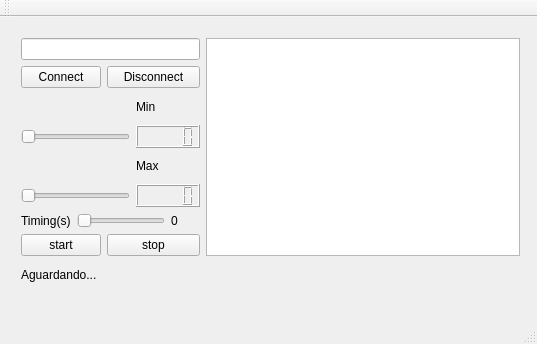
First picture: the form in QtTcpClientProducer/mainwindow.ui, repository julianessantos/QtSupervisory, before the edit.
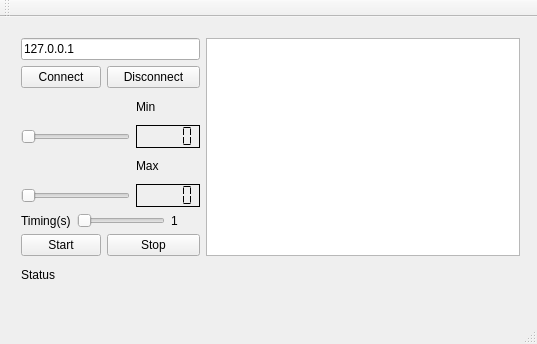
Second picture: the form after the edit.

The edit to the form file:
```diff
--- a/QtTcpClientProducer/mainwindow.ui
+++ b/QtTcpClientProducer/mainwindow.ui
@@ -14,7 +14,7 @@
    <string>MainWindow</string>
   </property>
   <widget class="QWidget" name="centralWidget">
-   <widget class="QWidget" name="">
+   <widget class="QWidget" name="layoutWidget">
     <property name="geometry">
      <rect>
       <x>10</x>
@@ -25,7 +25,11 @@
     </property>
     <layout class="QGridLayout" name="gridLayout">
      <item row="0" column="0" colspan="5">
-      <widget class="QLineEdit" name="endIp"/>
+      <widget class="QLineEdit" name="endIp">
+       <property name="text">
+        <string>127.0.0.1</string>
+       </property>
+      </widget>
      </item>
      <item row="0" column="5" rowspan="8">
       <widget class="QTextBrowser" name="tabela"/>
@@ -59,7 +63,17 @@
       </widget>
      </item>
      <item row="3" column="3" colspan="2">
-      <widget class="QLCDNumber" name="min"/>
+      <widget class="QLCDNumber" name="min">
+       <property name="frameShape">
+        <enum>QFrame::Box</enum>
+       </property>
+       <property name="frameShadow">
+        <enum>QFrame::Plain</enum>
+       </property>
+       <property name="segmentStyle">
+        <enum>QLCDNumber::Flat</enum>
+       </property>
+      </widget>
      </item>
      <item row="4" column="3">
       <widget class="QLabel" name="label_2">
@@ -76,7 +90,14 @@
       </widget>
      </item>
      <item row="5" column="3" colspan="2">
-      <widget class="QLCDNumber" name="max"/>
+      <widget class="QLCDNumber" name="max">
+       <property name="frameShadow">
+        <enum>QFrame::Plain</enum>
+       </property>
+       <property name="segmentStyle">
+        <enum>QLCDNumber::Flat</enum>
+       </property>
+      </widget>
      </item>
      <item row="6" column="0">
       <widget class="QLabel" name="label_3">
@@ -95,28 +116,35 @@
      <item row="6" column="4">
       <widget class="QLabel" name="contTimer">
        <property name="text">
-        <string>0</string>
+        <string>1</string>
        </property>
       </widget>
      </item>
      <item row="7" column="0" colspan="2">
       <widget class="QPushButton" name="start">
        <property name="text">
-        <string>start</string>
+        <string>Start</string>
        </property>
       </widget>
      </item>
      <item row="7" column="2" colspan="3">
       <widget class="QPushButton" name="stop">
        <property name="text">
-        <string>stop</string>
+        <string>Stop</string>
+       </property>
+      </widget>
+     </item>
+     <item row="8" column="5">
+      <widget class="QLabel" name="onoff_2">
+       <property name="text">
+        <string/>
        </property>
       </widget>
      </item>
      <item row="8" column="0" colspan="2">
       <widget class="QLabel" name="onoff">
        <property name="text">
-        <string>Aguardando...</string>
+        <string>Status</string>
        </property>
       </widget>
      </item>
```
Left out of the diff: 3 changed lines with no effect on the pictures.
